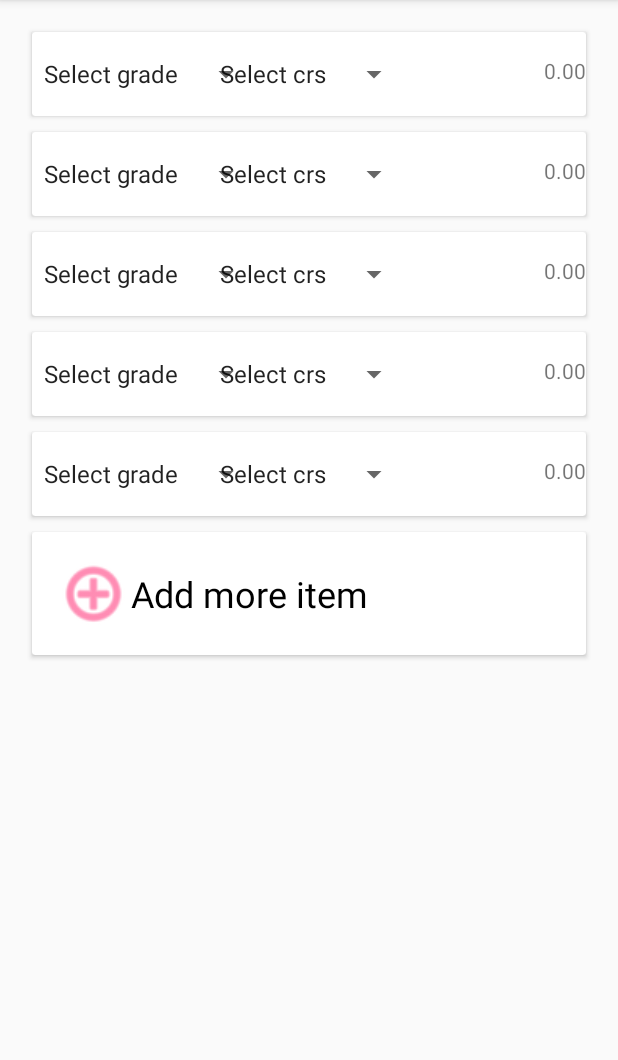
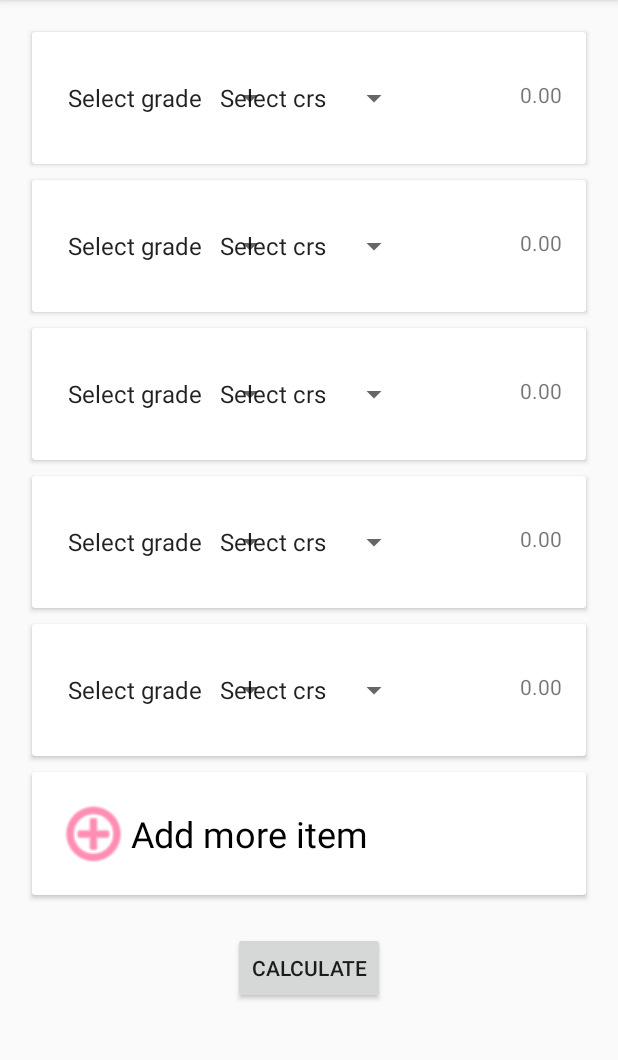
Before and after one commit to bullheadandplato/refactored-fortnight, an Android app: the screen it shows after launch (MainActivity), on a phone screen of 412 x 824 dp, the part 84-1144 px from its top. Run offline under Robolectric (Android 15) with nearby library versions, the phone set to English and light mode, and no system bars.

Commit message:
init commit #3

```diff
--- a/app/src/main/java/com/osama/cgpacalculator/BackendCalculator.java
+++ b/app/src/main/java/com/osama/cgpacalculator/BackendCalculator.java
@@ -1,6 +1,13 @@
 package com.osama.cgpacalculator;
 
+import android.util.Log;
+
 import java.util.ArrayList;
+import java.util.Collection;
+import java.util.HashMap;
+import java.util.Map;
+import java.util.Objects;
+import java.util.Set;
 
 /**
  * Created by home on 3/8/17.
@@ -8,13 +15,55 @@ import java.util.ArrayList;
  */
 
 public class BackendCalculator {
+    private static final String TAG=BackendCalculator.class.getCanonicalName();
+    private static BackendCalculator instance;
     private int totalCrs=0;
     private ArrayList<Float> obtainedCrs=new ArrayList<>();
+    private ArrayList<Integer> selectedIndices=new ArrayList<>();
+    private ArrayList<Integer> creditHours=new ArrayList<>();
+    private BackendCalculator(){
 
-    public void setTotalCrs(int totalCrs) {
-        this.totalCrs = totalCrs;
+    }
+    public void setTotalCrs(int index,int totalCrs) {
+        if(checkExistence(index)!=-1){
+            totalCrs-=creditHours.get(index);
+        }
+        creditHours.add(totalCrs);
+        this.totalCrs += totalCrs;
     }
     public void addObtainedCrs(int index,float number){
+        if(checkExistence(index)!=-1){
+            obtainedCrs.remove(index);
+        }
+        selectedIndices.add(index);
         this.obtainedCrs.add(number);
+        Log.d(TAG, "addObtainedCrs: hashmap size is: "+obtainedCrs.size());
+    }
+    public float calculateCgpa(){
+        float sum=0f;
+
+        for (Float value:obtainedCrs){
+            Log.d(TAG, "calculateCgpa: value is: "+value);
+            sum+=value;
+        }
+        sum=sum/totalCrs;
+        return sum;
+    }
+    public static BackendCalculator getInstance(){
+        if(instance==null){
+            instance=new BackendCalculator();
+        }
+        return instance;
+    }
+    private int checkExistence(int index){
+        int toReturn=-1;
+        for (Integer value:selectedIndices) {
+            if(value==index){
+                Log.d("remove", "checkExistence: Index already selected");
+                toReturn=value;
+                return toReturn;
+            }
+        }
+        return toReturn;
     }
 }
--- a/app/src/main/java/com/osama/cgpacalculator/MainActivity.java
+++ b/app/src/main/java/com/osama/cgpacalculator/MainActivity.java
@@ -5,6 +5,7 @@ import android.os.Bundle;
 import android.support.v7.widget.LinearLayoutManager;
 import android.support.v7.widget.RecyclerView;
 import android.view.View;
+import android.widget.TextView;
 
 public class MainActivity extends AppCompatActivity {
 
@@ -30,4 +31,8 @@ public class MainActivity extends AppCompatActivity {
         mAdapter.setNumberofSubjects(++numberOfSubjects);
         mAdapter.notifyItemInserted(numberOfSubjects-1);
     }
+    public void calculateButtonClick(View view){
+       float goo= BackendCalculator.getInstance().calculateCgpa();
+        ((TextView)findViewById(R.id.show_cgpa_textview)).setText("GPA: "+goo);
+    }
 }
--- a/app/src/main/java/com/osama/cgpacalculator/SubjectsAdapter.java
+++ b/app/src/main/java/com/osama/cgpacalculator/SubjectsAdapter.java
@@ -35,7 +35,7 @@ public class SubjectsAdapter extends RecyclerView.Adapter<SubjectsAdapter.ViewHo
     public SubjectsAdapter(Context context,int numberOfSubjects){
         this.mContext=context;
         this.numberOfSubjects=numberOfSubjects;
-        calculator=new BackendCalculator();
+        calculator=BackendCalculator.getInstance();
     }
 
     @Override
@@ -78,6 +78,7 @@ public class SubjectsAdapter extends RecyclerView.Adapter<SubjectsAdapter.ViewHo
                 Log.d(TAG, "onItemSelected: credit number is: "+crNumbers+" grade is: "+number);
 
                 number=number*crNumbers;
+                calculator.setTotalCrs(i-1,crNumbers);
                 calculator.addObtainedCrs(i-1,number);
                 Log.d(TAG, "onItemSelected: setting textview to: "+number);
 
@@ -120,6 +121,7 @@ public class SubjectsAdapter extends RecyclerView.Adapter<SubjectsAdapter.ViewHo
 
                 float number=gradeNumber*crNumber;
                 Log.d(TAG, "onItemSelected: setting textview to: "+number);
+                calculator.setTotalCrs(i-1,crNumber);
                 calculator.addObtainedCrs(i-1,number);
                 textView.setText(""+number);
             }
--- a/app/src/main/res/layout/activity_main.xml
+++ b/app/src/main/res/layout/activity_main.xml
@@ -1,6 +1,11 @@
 <?xml version="1.0" encoding="utf-8"?>
-<RelativeLayout xmlns:android="http://schemas.android.com/apk/res/android"
+<ScrollView
+    xmlns:android="http://schemas.android.com/apk/res/android"
     xmlns:tools="http://schemas.android.com/tools"
+    android:layout_height="match_parent"
+    android:layout_width="match_parent"
+    >
+    <RelativeLayout
         android:id="@+id/activity_main"
         android:layout_width="match_parent"
         android:layout_height="match_parent"
@@ -15,6 +20,22 @@
             android:layout_height="match_parent"
             android:id="@+id/subjects_list"
             >
+        </android.support.v7.widget.RecyclerView>
+        <android.support.v7.widget.AppCompatTextView
+            android:layout_width="wrap_content"
+            android:layout_height="wrap_content"
+            android:id="@+id/show_cgpa_textview"
+            android:layout_below="@id/subjects_list"
+            android:layout_centerHorizontal="true"
 
-    </android.support.v7.widget.RecyclerView>
+            />
+        <android.support.v7.widget.AppCompatButton
+            android:layout_width="wrap_content"
+            android:layout_height="wrap_content"
+            android:text="@string/cal_button_text"
+            android:layout_below="@id/show_cgpa_textview"
+            android:layout_centerHorizontal="true"
+            android:onClick="calculateButtonClick"
+            />
     </RelativeLayout>
+</ScrollView>
--- a/app/src/main/res/layout/single_item.xml
+++ b/app/src/main/res/layout/single_item.xml
@@ -6,7 +6,7 @@
     android:layout_height="wrap_content"
     android:paddingTop="@dimen/activity_horizontal_margin"
     android:paddingBottom="@dimen/activity_horizontal_margin"
-
+android:layout_margin="@dimen/activity_horizontal_margin"
     >
     <android.support.v7.widget.AppCompatSpinner
         android:layout_width="wrap_content"
--- a/app/src/main/res/values/strings.xml
+++ b/app/src/main/res/values/strings.xml
@@ -1,6 +1,7 @@
 <resources>
     <string name="app_name">Cgpa Calculator</string>
-    <string name="add_more_item">Add more item</string>+
+    <string name="add_more_item">Add more item</string>
+    <string name="cal_button_text">Calculate</string>+
     <string-array name="grade_names">
         <item>Select grade</item>
         <item>A+</item>
```
Lines whose indentation alone changed are shown as unchanged.
